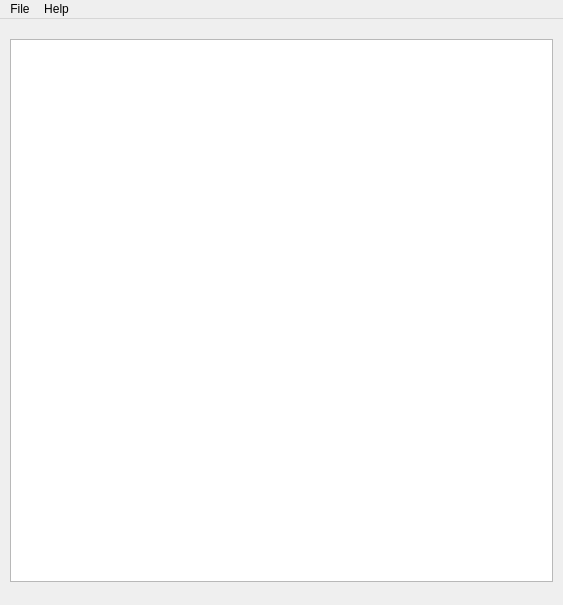
Qt form Ventana.ui (vialrogo/chesstrainer-ia) before a commit.
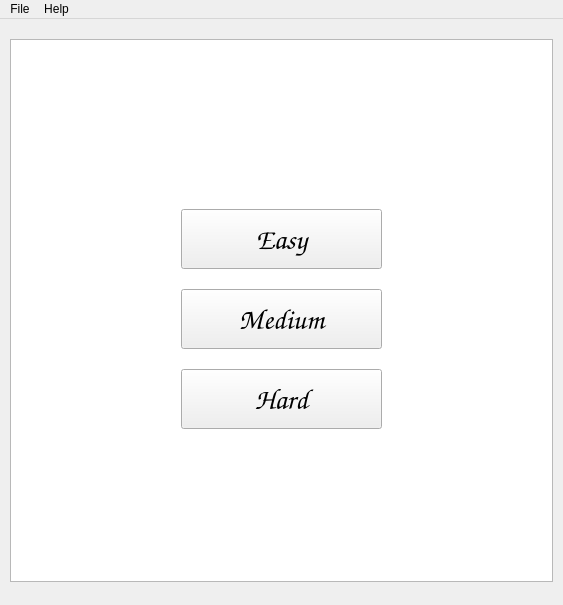
The same form after that commit.

Patch:
```diff
--- a/Ventana.ui
+++ b/Ventana.ui
@@ -24,6 +24,63 @@
      </rect>
     </property>
    </widget>
+   <widget class="QPushButton" name="pushButtonEasy">
+    <property name="geometry">
+     <rect>
+      <x>181</x>
+      <y>190</y>
+      <width>201</width>
+      <height>60</height>
+     </rect>
+    </property>
+    <property name="font">
+     <font>
+      <family>Comic Sans MS</family>
+      <pointsize>22</pointsize>
+     </font>
+    </property>
+    <property name="text">
+     <string>Easy</string>
+    </property>
+   </widget>
+   <widget class="QPushButton" name="pushButtonMedium">
+    <property name="geometry">
+     <rect>
+      <x>181</x>
+      <y>350</y>
+      <width>201</width>
+      <height>60</height>
+     </rect>
+    </property>
+    <property name="font">
+     <font>
+      <family>Comic Sans MS</family>
+      <pointsize>22</pointsize>
+     </font>
+    </property>
+    <property name="text">
+     <string>Hard</string>
+    </property>
+   </widget>
+   <widget class="QPushButton" name="pushButtonHard">
+    <property name="geometry">
+     <rect>
+      <x>181</x>
+      <y>270</y>
+      <width>201</width>
+      <height>60</height>
+     </rect>
+    </property>
+    <property name="font">
+     <font>
+      <family>Comic Sans MS</family>
+      <pointsize>22</pointsize>
+     </font>
+    </property>
+    <property name="text">
+     <string>Medium</string>
+    </property>
+   </widget>
   </widget>
   <widget class="QMenuBar" name="menubar">
    <property name="geometry">
```
Left out of the diff: 6 changed lines with no effect on the pictures.
